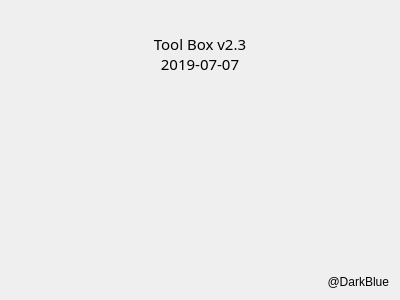
First picture: the form in ToolBox/about/about.ui, repository ZhangYuyinGItHub/ToolBox, before the edit.
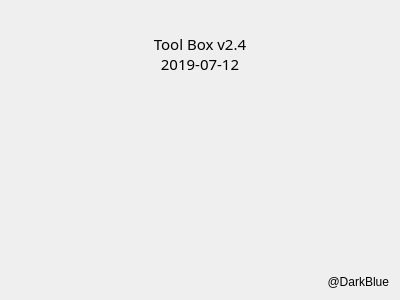
Second picture: the form after the edit. Icons and pictures are not drawn.

Commit message: [ToolBox] update serialassit page

```diff
--- a/ToolBox/about/about.ui
+++ b/ToolBox/about/about.ui
@@ -30,8 +30,8 @@
         </font>
        </property>
        <property name="text">
-        <string>Tool Box v2.3
-2019-07-07</string>
+        <string>Tool Box v2.4
+2019-07-12</string>
        </property>
        <property name="alignment">
         <set>Qt::AlignBottom|Qt::AlignHCenter</set>
```
The commit also changes 8 other files.
